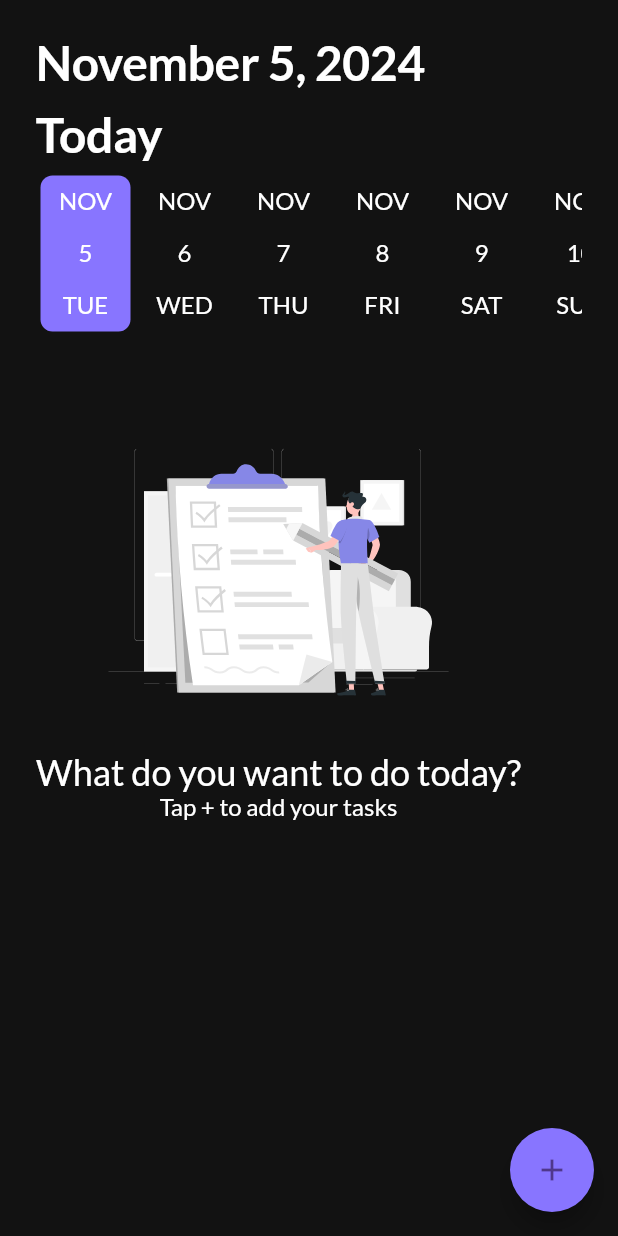
After one commit to ahmadfouadalwakeal/To-Do-App, a Flutter app: the screen it shows after launch, after a tap on "Skip", after a tap on "Get Started", on a phone screen of 412 x 824 dp. The commit adds this screen. Run offline on Flutter 3.47's test engine with Material 3 defaults, Android fonts, the phone set to English and light mode, and no system bars; drawn by our look-alikes of date_picker_timeline; our stand-ins replace flutter_svg, get_it, google_fonts, shared_preferences, smooth_page_indicator.

Commit message:
-added Date format -added DatePicker -added no tasks image and text

```diff
--- a/lib/app/app.dart
+++ b/lib/app/app.dart
@@ -1,4 +1,5 @@
 import 'package:flutter/material.dart';
+import 'package:to_do_app/core/theme/app_theme.dart';
 import 'package:to_do_app/core/utils/app_strings.dart';
 import 'package:to_do_app/features/auth/presentation/screens/splash_screen/splash_screen.dart';
 
@@ -7,10 +8,13 @@ class MyApp extends StatelessWidget {
 
   @override
   Widget build(BuildContext context) {
-    return const MaterialApp(
+    return MaterialApp(
+      theme: getAppTheme(),
+      darkTheme: getAppDarkTheme(),
+      themeMode: ThemeMode.light,
       title: AppStrings.appName,
       debugShowCheckedModeBanner: false,
-      home: SplashScreen(),
+      home: const SplashScreen(),
     );
   }
 }
--- /dev/null
+++ b/lib/core/commons/commons.dart
@@ -0,0 +1,10 @@
+import 'package:flutter/material.dart';
+
+void navigate({required BuildContext context, required Widget screen}) {
+  Navigator.pushReplacement(
+    context,
+    MaterialPageRoute(
+      builder: (_) => screen,
+    ),
+  );
+}
--- /dev/null
+++ b/lib/core/database/cache_helper.dart
@@ -0,0 +1,47 @@
+import 'package:shared_preferences/shared_preferences.dart';
+
+class CacheHelper {
+  late SharedPreferences sharedPreferences;
+  //Here the initialize of cache
+  init() async {
+    sharedPreferences = await SharedPreferences.getInstance();
+  }
+
+  String? getDataString({required String key}) {
+    return sharedPreferences.getString(key);
+  }
+
+//this fu to put data in local database using key
+  Future<bool> saveData({required String key, required dynamic value}) async {
+    if (value is bool) {
+      return await sharedPreferences.setBool(key, value);
+    }
+    if (value is String) {
+      return await sharedPreferences.setString(key, value);
+    }
+    if (value is int) {
+      return await sharedPreferences.setInt(key, value);
+    } else {
+      return await sharedPreferences.setDouble(key, value);
+    }
+  }
+
+//this fu to get data already saved in local database
+  dynamic getData({required String key}) {
+    return sharedPreferences.get(key);
+  }
+
+  //remove data using specific key
+  Future<bool> removeData({required String key}) async {
+    return await sharedPreferences.remove(key);
+  }
+
+  Future<bool> containsKey({required String key}) async {
+    return sharedPreferences.containsKey(key);
+  }
+
+  //clear all data in the local data base
+  Future<bool> clearData() async {
+    return await sharedPreferences.clear();
+  }
+}
--- /dev/null
+++ b/lib/core/services/service_locator.dart
@@ -0,0 +1,7 @@
+import 'package:get_it/get_it.dart';
+import 'package:to_do_app/core/database/cache_helper.dart';
+
+final sl = GetIt.instance;
+Future<void> setup() async {
+  sl.registerLazySingleton<CacheHelper>(() => CacheHelper());
+}
--- /dev/null
+++ b/lib/core/theme/app_theme.dart
@@ -0,0 +1,75 @@
+import 'package:flutter/material.dart';
+import 'package:google_fonts/google_fonts.dart';
+import 'package:to_do_app/core/utils/app_colors.dart';
+
+ThemeData getAppTheme() {
+  return ThemeData(
+      primaryColor: AppColors.primary,
+      // scaffoldBackgroundColor
+      scaffoldBackgroundColor: AppColors.background,
+      //appBarTheme
+      appBarTheme: const AppBarTheme(
+        backgroundColor: AppColors.background,
+        centerTitle: true,
+      ),
+      //text theme
+      textTheme: TextTheme(
+        displayLarge: GoogleFonts.lato(
+          color: AppColors.white,
+          fontWeight: FontWeight.bold,
+          fontSize: 32,
+        ),
+        displayMedium: GoogleFonts.lato(
+          color: AppColors.white,
+          fontSize: 16,
+        ),
+        displaySmall: GoogleFonts.lato(
+          color: AppColors.white.withOpacity(.44),
+          fontSize: 16,
+        ),
+      ),
+      elevatedButtonTheme: ElevatedButtonThemeData(
+        style: ElevatedButton.styleFrom(
+          backgroundColor: AppColors.primary,
+          shape: RoundedRectangleBorder(
+            borderRadius: BorderRadius.circular(4),
+          ),
+        ),
+      ));
+}
+
+ThemeData getAppDarkTheme() {
+  return ThemeData(
+      primaryColor: AppColors.red,
+      // scaffoldBackgroundColor
+      scaffoldBackgroundColor: AppColors.red,
+      //appBarTheme
+      appBarTheme: const AppBarTheme(
+        backgroundColor: AppColors.background,
+        centerTitle: true,
+      ),
+      //text theme
+      textTheme: TextTheme(
+        displayLarge: GoogleFonts.lato(
+          color: AppColors.white,
+          fontWeight: FontWeight.bold,
+          fontSize: 32,
+        ),
+        displayMedium: GoogleFonts.lato(
+          color: AppColors.white,
+          fontSize: 16,
+        ),
+        displaySmall: GoogleFonts.lato(
+          color: AppColors.white.withOpacity(.44),
+          fontSize: 16,
+        ),
+      ),
+      elevatedButtonTheme: ElevatedButtonThemeData(
+        style: ElevatedButton.styleFrom(
+          backgroundColor: AppColors.primary,
+          shape: RoundedRectangleBorder(
+            borderRadius: BorderRadius.circular(4),
+          ),
+        ),
+      ));
+}
--- a/lib/core/utils/app_colors.dart
+++ b/lib/core/utils/app_colors.dart
@@ -2,7 +2,7 @@ import 'package:flutter/material.dart';
 
 class AppColors {
   static const Color background = Color(0xff121212);
-  static const Color primary = Color(0xff8685E7);
+  static const Color primary = Color(0xff8875FF);
   static const Color white = Color(0xffffffff);
   static const Color red = Color(0xffFF4666);
   static const Color blurGrey = Color(0xff41CCA7);
--- a/lib/core/utils/app_strings.dart
+++ b/lib/core/utils/app_strings.dart
@@ -31,4 +31,5 @@ class AppStrings {
   static const String taskCompleted = 'Task Completed ';
   static const String deleteTask = 'Delete Task ';
   static const String cancel = 'Cancel';
+  static const String onBoardingKey = 'onBoarding';
 }
--- /dev/null
+++ b/lib/core/widgets/custom_button.dart
@@ -0,0 +1,22 @@
+import 'package:flutter/material.dart';
+
+class CustomButton extends StatelessWidget {
+  const CustomButton({
+    super.key,
+    required this.onPressed,
+    required this.text,
+  });
+  final VoidCallback onPressed;
+  final String text;
+  @override
+  Widget build(BuildContext context) {
+    return ElevatedButton(
+      style: Theme.of(context).elevatedButtonTheme.style,
+      onPressed: onPressed,
+      child: Text(
+        text,
+        style: Theme.of(context).textTheme.displayMedium,
+      ),
+    );
+  }
+}
--- /dev/null
+++ b/lib/core/widgets/custom_text_button.dart
@@ -0,0 +1,21 @@
+import 'package:flutter/material.dart';
+
+class CustomTextButton extends StatelessWidget {
+  const CustomTextButton({
+    super.key,
+    required this.text,
+    required this.onPressed,
+  });
+  final String text;
+  final VoidCallback onPressed;
+  @override
+  Widget build(BuildContext context) {
+    return TextButton(
+      onPressed: onPressed,
+      child: Text(
+        text,
+        style: Theme.of(context).textTheme.displaySmall,
+      ),
+    );
+  }
+}
--- /dev/null
+++ b/lib/features/auth/data/model/on_boarding_model.dart
@@ -0,0 +1,25 @@
+import 'package:to_do_app/core/utils/app_assets.dart';
+import 'package:to_do_app/core/utils/app_strings.dart';
+
+class OnBoardingModel {
+  final String imgPath;
+  final String title;
+  final String subTitle;
+
+  OnBoardingModel(
+      {required this.imgPath, required this.title, required this.subTitle});
+  static List<OnBoardingModel> onBoardingSceens = [
+    OnBoardingModel(
+        imgPath: AppAssets.on1,
+        title: AppStrings.onBoardingTitleOne,
+        subTitle: AppStrings.onBoardingSubTitleOne),
+    OnBoardingModel(
+        imgPath: AppAssets.on2,
+        title: AppStrings.onBoardingTitleTwo,
+        subTitle: AppStrings.onBoardingSubTitleTwo),
+    OnBoardingModel(
+        imgPath: AppAssets.on3,
+        title: AppStrings.onBoardingTitleThree,
+        subTitle: AppStrings.onBoardingSubTitleThree),
+  ];
+}
--- a/lib/features/auth/presentation/screens/on_boarding_screens/on_boarding_screen.dart
+++ b/lib/features/auth/presentation/screens/on_boarding_screens/on_boarding_screen.dart
@@ -1,10 +1,137 @@
 import 'package:flutter/material.dart';
+import 'package:flutter_svg/svg.dart';
+import 'package:smooth_page_indicator/smooth_page_indicator.dart';
+import 'package:to_do_app/core/commons/commons.dart';
+import 'package:to_do_app/core/database/cache_helper.dart';
+import 'package:to_do_app/core/services/service_locator.dart';
+import 'package:to_do_app/core/utils/app_colors.dart';
+import 'package:to_do_app/core/utils/app_strings.dart';
+import 'package:to_do_app/core/widgets/custom_button.dart';
+import 'package:to_do_app/core/widgets/custom_text_button.dart';
+import 'package:to_do_app/features/auth/data/model/on_boarding_model.dart';
+import 'package:to_do_app/features/tasks/presentation/screens/home_screen/home_screen.dart';
 
-class OnBoardingScreen extends StatelessWidget {
-  const OnBoardingScreen({super.key});
+class OnBoardingScreens extends StatelessWidget {
+  OnBoardingScreens({super.key});
+  PageController controller = PageController();
 
   @override
   Widget build(BuildContext context) {
-    return Scaffold();
+    return SafeArea(
+      child: Scaffold(
+        body: Padding(
+          padding: const EdgeInsets.all(24.0),
+          child: PageView.builder(
+            controller: controller,
+            itemCount: OnBoardingModel.onBoardingSceens.length,
+            itemBuilder: (context, index) {
+              return Column(
+                children: [
+                  //text skip
+                  index != 2
+                      ? Align(
+                          alignment: Alignment.centerLeft,
+                          child: CustomTextButton(
+                            text: AppStrings.skip,
+                            onPressed: () {
+                              controller.jumpToPage(2);
+                            },
+                          ),
+                        )
+                      : const SizedBox(
+                          height: 54,
+                        ),
+                  const SizedBox(
+                    height: 15,
+                  ),
+                  //onBoarding1 image
+                  SvgPicture.asset(
+                      OnBoardingModel.onBoardingSceens[index].imgPath),
+                  const SizedBox(
+                    height: 16,
+                  ),
+                  //dots
+                  SmoothPageIndicator(
+                    controller: controller,
+                    count: 3,
+                    effect: const ExpandingDotsEffect(
+                      activeDotColor: AppColors.primary,
+                      spacing: 8,
+                      dotHeight: 8,
+                    ),
+                  ),
+                  const SizedBox(
+                    height: 50,
+                  ),
+
+                  //title
+                  Text(
+                    OnBoardingModel.onBoardingSceens[index].title,
+                    style: Theme.of(context).textTheme.displayLarge,
+                  ),
+                  const SizedBox(
+                    height: 42,
+                  ),
+
+                  //subTitle
+                  Text(
+                    OnBoardingModel.onBoardingSceens[index].subTitle,
+                    textAlign: TextAlign.center,
+                    style: Theme.of(context).textTheme.displayMedium,
+                  ),
+                  const SizedBox(
+                    height: 107,
+                  ),
+                  //buttons
+                  Row(
+                    mainAxisAlignment: MainAxisAlignment.spaceBetween,
+                    children: [
+                      //back buttons
+                      index != 0
+                          ? CustomTextButton(
+                              text: AppStrings.back,
+                              onPressed: () {
+                                controller.previousPage(
+                                    duration: const Duration(milliseconds: 500),
+                                    curve: Curves.fastEaseInToSlowEaseOut);
+                              },
+                            )
+                          : Container(),
+                      //next button
+                      index != 2
+                          ? CustomButton(
+                              onPressed: () {
+                                controller.nextPage(
+                                    duration: const Duration(milliseconds: 500),
+                                    curve: Curves.fastEaseInToSlowEaseOut);
+                              },
+                              text: AppStrings.next)
+                          : CustomButton(
+                              onPressed: () async {
+                                // navigate to home screen
+                                await sl<CacheHelper>()
+                                    .saveData(
+                                        key: AppStrings.onBoardingKey,
+                                        value: true)
+                                    .then(
+                                  (value) {
+                                    navigate(
+                                        context: context,
+                                        screen: const HomeScreen());
+                                  },
+                                ).catchError((e) {
+                                  print(e.toString());
+                                });
+                              },
+                              text: AppStrings.getStarted),
+                    ],
+                  )
+                ],
+              );
+            },
+          ),
+        ),
+      ),
+    );
   }
 }
--- a/lib/features/auth/presentation/screens/splash_screen/splash_screen.dart
+++ b/lib/features/auth/presentation/screens/splash_screen/splash_screen.dart
@@ -1,10 +1,11 @@
 import 'package:flutter/material.dart';
 import 'package:flutter_svg/svg.dart';
-import 'package:google_fonts/google_fonts.dart';
+import 'package:to_do_app/core/database/cache_helper.dart';
+import 'package:to_do_app/core/services/service_locator.dart';
 import 'package:to_do_app/core/utils/app_assets.dart';
-import 'package:to_do_app/core/utils/app_colors.dart';
 import 'package:to_do_app/core/utils/app_strings.dart';
 import 'package:to_do_app/features/auth/presentation/screens/on_boarding_screens/on_boarding_screen.dart';
+import 'package:to_do_app/features/tasks/presentation/screens/home_screen/home_screen.dart';
 
 class SplashScreen extends StatefulWidget {
   const SplashScreen({super.key});
@@ -21,16 +22,20 @@ class _SplashScreenState extends State<SplashScreen> {
   }
 
   void navigate() {
+    bool isVisited =
+        sl<CacheHelper>().getData(key: AppStrings.onBoardingKey) ?? false;
     Future.delayed(Duration(seconds: 3), () {
       Navigator.push(
-          context, MaterialPageRoute(builder: (_) => const OnBoardingScreen()));
+        context,
+        MaterialPageRoute(
+            builder: (_) => isVisited ? HomeScreen() : OnBoardingScreens()),
+      );
     });
   }
 
   @override
   Widget build(BuildContext context) {
     return Scaffold(
-      backgroundColor: AppColors.background,
       body: Center(
         child: Column(
           mainAxisAlignment: MainAxisAlignment.center,
@@ -38,11 +43,10 @@ class _SplashScreenState extends State<SplashScreen> {
             SvgPicture.asset(AppAssets.logo),
             Text(
               AppStrings.appName,
-              style: GoogleFonts.lato(
-                color: AppColors.white,
-                fontWeight: FontWeight.bold,
-                fontSize: 40,
-              ),
+              style: Theme.of(context)
+                  .textTheme
+                  .displayLarge!
+                  .copyWith(fontSize: 40),
             )
           ],
         ),
--- /dev/null
+++ b/lib/features/tasks/presentation/screens/home_screen/home_screen.dart
@@ -0,0 +1,98 @@
+import 'package:date_picker_timeline/date_picker_timeline.dart';
+import 'package:flutter/material.dart';
+import 'package:flutter_svg/svg.dart';
+import 'package:intl/intl.dart';
+import 'package:to_do_app/core/utils/app_assets.dart';
+import 'package:to_do_app/core/utils/app_colors.dart';
+import 'package:to_do_app/core/utils/app_strings.dart';
+
+class HomeScreen extends StatelessWidget {
+  const HomeScreen({super.key});
+
+  @override
+  Widget build(BuildContext context) {
+    return SafeArea(
+      child: Scaffold(
+        body: Padding(
+          padding: const EdgeInsets.all(24.0),
+          child: Column(
+            crossAxisAlignment: CrossAxisAlignment.start,
+            children: [
+              //date now
+              Text(
+                DateFormat.yMMMMd().format(DateTime.now()),
+                style: Theme.of(context).textTheme.displayLarge,
+              ),
+              const SizedBox(
+                height: 12,
+              ),
+              //today
+              Text(
+                AppStrings.today,
+                style: Theme.of(context).textTheme.displayLarge,
+              ),
+              const SizedBox(
+                height: 6,
+              ),
+              //date picker
+              DatePicker(
+                DateTime.now(),
+                initialSelectedDate: DateTime.now(),
+                selectionColor: AppColors.primary,
+                selectedTextColor: AppColors.white,
+                dateTextStyle: Theme.of(context).textTheme.displayMedium!,
+                monthTextStyle: Theme.of(context).textTheme.displayMedium!,
+                dayTextStyle: Theme.of(context).textTheme.displayMedium!,
+                height: 110,
+                onDateChange: (date) {
+                  // New date selected
+                  // setState(() {
+                  //   _selectedValue = date;
+                  // });
+                },
+              ),
+              const SizedBox(
+                height: 50,
+              ),
+              //no tasks
+              const NoTasksWidgets(),
+            ],
+          ),
+        ),
+
+        //fab
+        floatingActionButton: FloatingActionButton(
+          onPressed: () {},
+          backgroundColor: AppColors.primary,
+          shape:
+              RoundedRectangleBorder(borderRadius: BorderRadius.circular(32)),
+          child: const Icon(Icons.add),
+        ),
+      ),
+    );
+  }
+}
+
+class NoTasksWidgets extends StatelessWidget {
+  const NoTasksWidgets({
+    super.key,
+  });
+
+  @override
+  Widget build(BuildContext context) {
+    return Column(
+      children: [
+        SvgPicture.asset(
+          AppAssets.noTasks,
+        ),
+        Text(AppStrings.noTaskTitle,
+            style: Theme.of(context)
+                .textTheme
+                .displayMedium!
+                .copyWith(fontSize: 24)),
+        Text(AppStrings.noTaskSubTitle,
+            style: Theme.of(context).textTheme.displayMedium),
+      ],
+    );
+  }
+}
--- a/lib/main.dart
+++ b/lib/main.dart
@@ -1,6 +1,11 @@
 import 'package:flutter/material.dart';
 import 'package:to_do_app/app/app.dart';
+import 'package:to_do_app/core/database/cache_helper.dart';
+import 'package:to_do_app/core/services/service_locator.dart';
 
-void main() {
+void main() async {
+  WidgetsFlutterBinding.ensureInitialized();
+  await setup();
+  await sl<CacheHelper>().init();
   runApp(const MyApp());
 }
--- a/pubspec.yaml
+++ b/pubspec.yaml
@@ -29,10 +29,15 @@ environment:
 # versions available, run `flutter pub outdated`.
 dependencies:
   cupertino_icons: ^1.0.8
+  date_picker_timeline: ^1.2.6
   flutter:
     sdk: flutter
   flutter_svg: ^2.0.10+1
+  get_it: ^8.0.2
   google_fonts: ^6.2.1
+  intl: ^0.19.0
+  shared_preferences: ^2.3.2
+  smooth_page_indicator: ^1.2.0+3
 
 dev_dependencies:
   flutter_lints: ^4.0.0
```
Also changed, not shown: pubspec.lock, 1 other file.
